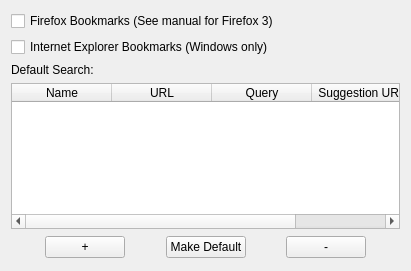
Before: the Qt Designer form plugins/weby/dlg.ui in Chronial/launchy, drawn with Qt 5.
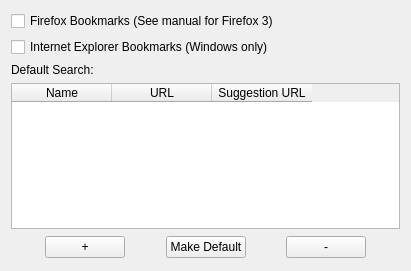
After: the same form once the commit is applied. Custom widgets are drawn as their Qt base class.

Patch:
```diff
--- a/plugins/weby/dlg.ui
+++ b/plugins/weby/dlg.ui
@@ -13,7 +13,7 @@
   <property name="windowTitle">
    <string>Weby - Launch your favorite websites</string>
   </property>
-  <layout class="QVBoxLayout">
+  <layout class="QVBoxLayout" name="verticalLayout">
    <item>
     <widget class="QCheckBox" name="booksFirefox">
      <property name="text">
@@ -61,7 +61,7 @@
    <item>
     <widget class="DropTableWidget" name="table">
      <property name="columnCount">
-      <number>4</number>
+      <number>3</number>
      </property>
      <column>
       <property name="text">
@@ -73,11 +73,6 @@
        <string>URL</string>
       </property>
      </column>
-     <column>
-      <property name="text">
-       <string>Query</string>
-      </property>
-     </column>
      <column>
       <property name="text">
        <string>Suggestion URL</string>
```
